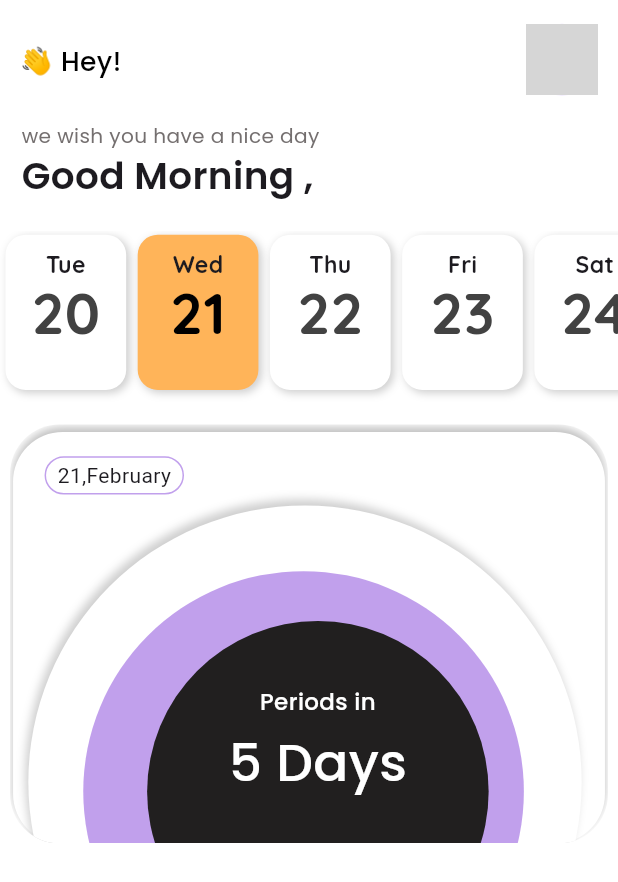
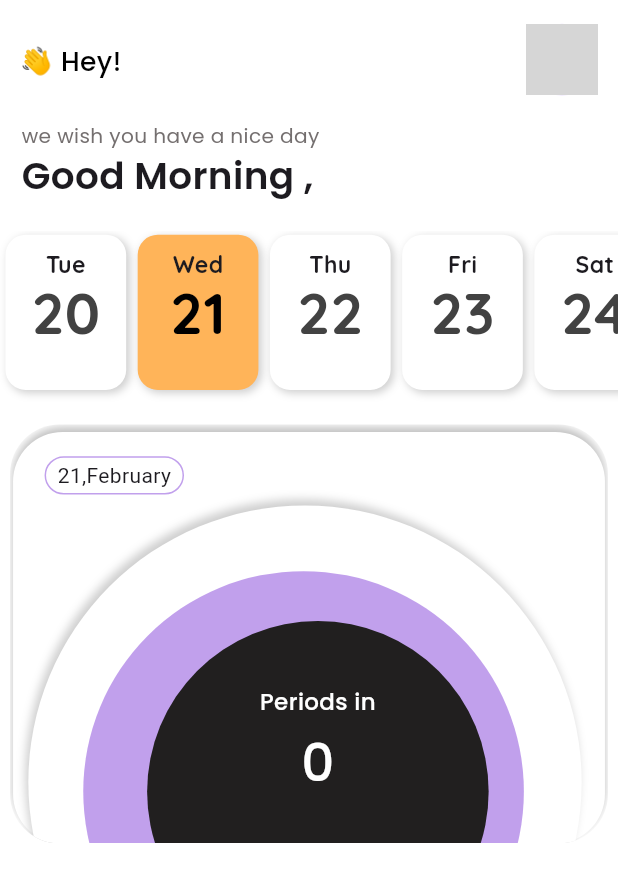
Before and after one commit to PratyushaKumarKar/misflo, a Flutter app: the Home screen opened directly with empty values, on a phone screen of 412 x 824 dp. Shown: the top 882 px of the screen. Run offline on Flutter 3.47's test engine with Material 3 defaults, Android fonts, the phone set to English and light mode, and no system bars; our stand-ins replace cloud_firestore, curved_navigation_bar, firebase_auth, firebase_core, flutter_svg, google_fonts and 1 more; accounts and stored records are empty; network calls fail; grey boxes are pictures that could not be loaded.

Commit message:
firebase suport for widget added

```diff
--- a/lib/pages/home.dart
+++ b/lib/pages/home.dart
@@ -52,6 +52,9 @@ class _HomeState extends State<Home> {
           var photoUrl = userData['photoURL'];
           var displayName = userData["displayName"];
           var currentDate = DateTime.now();
+          DateTime lastPeriodLog =
+              (userData["periodLastLog"] as Timestamp).toDate();
+          var difference = currentDate.difference(lastPeriodLog).inDays;
           var januaryFirstIndex =
               currentDate.difference(DateTime(currentDate.year, 1, 1)).inDays;
           print(januaryFirstIndex);
@@ -356,7 +359,7 @@ class _HomeState extends State<Home> {
                                               padding: EdgeInsets.only(
                                                   top: height(context, 5.0)),
                                               child: Text(
-                                                "5 Days",
+                                                difference.toString(),
                                                 style: GoogleFonts.poppins(
                                                   fontSize: width(context, 36),
                                                   fontWeight: FontWeight.w500,
```
